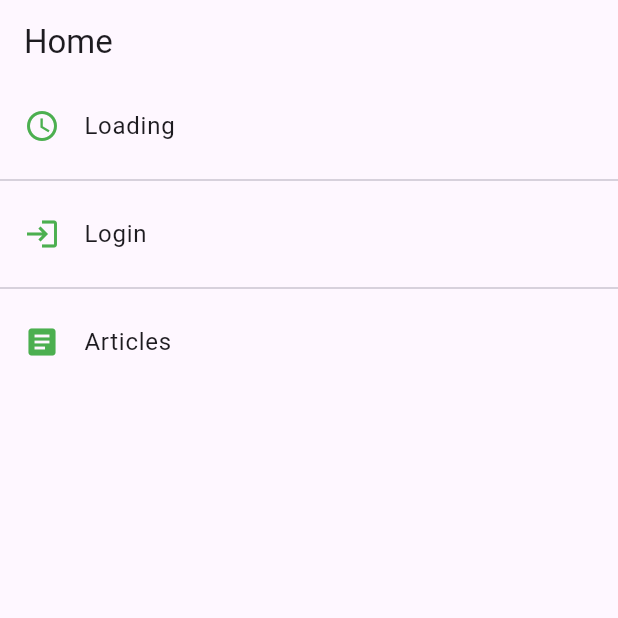
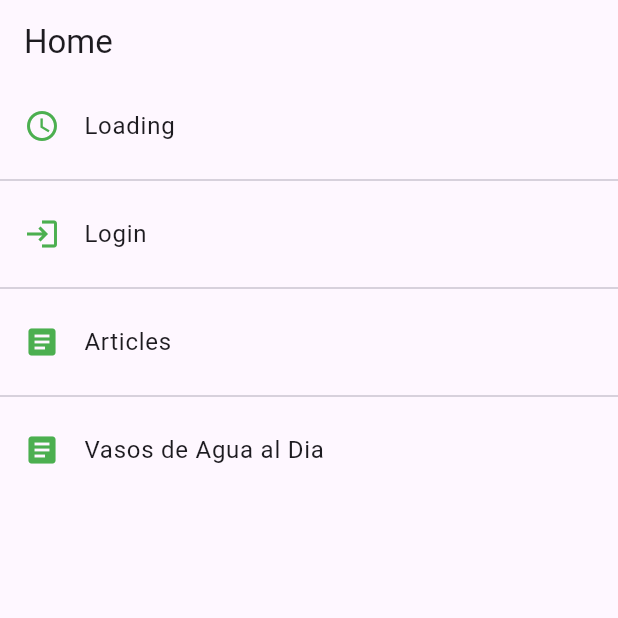
Before and after one commit to JorshuaEs/Healtylife-University-Project, a Flutter app: the screen it shows after launch, on a phone screen of 412 x 824 dp, the top half of it. Run offline on Flutter 3.47's test engine with Material 3 defaults, Android fonts, the phone set to English and light mode, and no system bars; our stand-ins replace equatable, flutter_login.

Commit message:
Se agregaron 2 Pantallas

```diff
--- a/lib/main.dart
+++ b/lib/main.dart
@@ -1,5 +1,5 @@
 import 'package:flutter/material.dart';
-import 'package:healty_life/routes/app_routes.dart';
+//import 'package:healty_life/routes/app_routes.dart';
 import 'package:healty_life/screens/home_screen.dart';
 
 import 'screens/screens.dart';
@@ -26,6 +26,7 @@ class MainApp extends StatelessWidget {
         LoginScreen.routeName: (context) => const LoginScreen(),
         LoadingScreen.routeName: (context) => const LoadingScreen(),
         ArticleScreen.routeName: (context) => const ArticleScreen(),
+        BotellaScreen.routeName: (context) => const BotellaScreen(),
       },
     );
   }
--- a/lib/routes/app_routes.dart
+++ b/lib/routes/app_routes.dart
@@ -25,6 +25,12 @@ class AppRoutes {
       route: '/articlesHome',
       screen: const ArticleHomeScreen(),
     ),
+    MenuOption(
+      title: 'Vasos de Agua al Dia',
+      icon: Icons.article,
+      route: '/Botella',
+      screen: const ArticleHomeScreen(),
+    ),
   ];
   static Map<String, Widget Function(BuildContext)> getAppRoutes() {
     Map<String, Widget Function(BuildContext)> appRoutes = {};
--- a/lib/screens/screens.dart
+++ b/lib/screens/screens.dart
@@ -9,3 +9,5 @@ export 'package:healty_life/screens/login_screen.dart';
 export 'package:healty_life/screens/article_home_screen.dart';
 
 export 'package:healty_life/screens/article_screen.dart';
+
+export 'package:healty_life/screens/botella_screen.dart';
```
Also changed, not shown: lib/screens/botella_screen.dart (added, +57 -0 lines), 1 other file.
